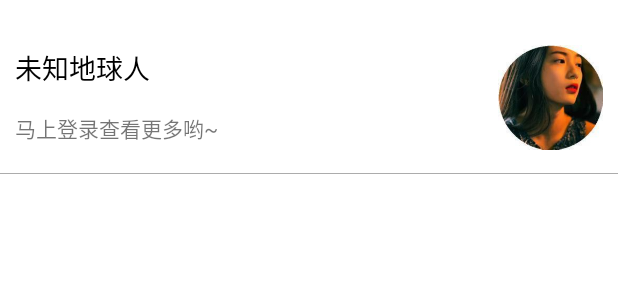
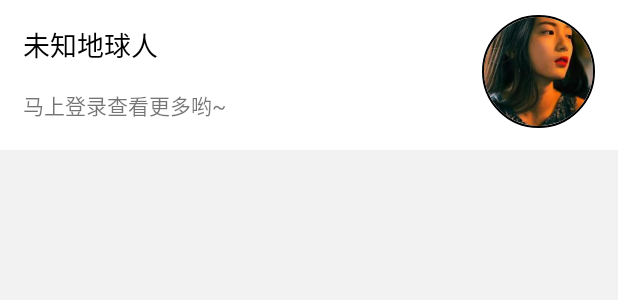
Before and after one commit to SUHONGJIN/PartTimer, an Android app: the layout fragment_my.xml on its own in the app's theme, with its tools: preview values and no code run, on a phone screen of 412 x 824 dp. Shown: the top 300 px of the screen. Run offline under Robolectric (Android 15) with nearby library versions, the phone set to English and light mode, and no system bars.

```diff
--- a/app/build.gradle
+++ b/app/build.gradle
@@ -30,6 +30,7 @@ dependencies {
     implementation 'com.squareup.okhttp3:okhttp:3.11.0'
     //图片加载框架
     implementation 'com.github.bumptech.glide:glide:3.7.0'
+    implementation 'jp.wasabeef:glide-transformations:2.0.2' //图片模糊效果
     implementation 'com.android.support:support-v4:28.0.0'
     //Recyclerview
     implementation 'com.android.support:recyclerview-v7:28.0.0'
@@ -40,5 +41,9 @@ dependencies {
     annotationProcessor 'com.jakewharton:butterknife-compiler:8.4.0'
     //轮播图
     implementation 'com.youth.banner:banner:1.4.10'
+    //设计
     implementation 'com.android.support:design:28.0.0'
+    //圆形头像
+    implementation 'de.hdodenhof:circleimageview:2.2.0'
+
 }
--- a/app/src/main/AndroidManifest.xml
+++ b/app/src/main/AndroidManifest.xml
@@ -21,7 +21,9 @@
         </activity>
         <activity android:name=".view.activity.SettingActivity" />
         <activity android:name=".view.activity.WelcomeGuideActivity" />
-        <activity android:name=".view.activity.LoginActivity" />/>
+        <activity android:name=".view.activity.LoginActivity" />
+        />
+        <activity android:name=".view.activity.UserDataActivity"></activity>
     </application>
 
 </manifest>
--- a/app/src/main/java/com/bee/parttimer/view/fragment/MyFragment.java
+++ b/app/src/main/java/com/bee/parttimer/view/fragment/MyFragment.java
@@ -1,20 +1,35 @@
 package com.bee.parttimer.view.fragment;
 
+import android.content.Intent;
 import android.os.Bundle;
 import android.support.annotation.Nullable;
 import android.support.v4.app.Fragment;
 import android.view.LayoutInflater;
 import android.view.View;
 import android.view.ViewGroup;
+import android.widget.RelativeLayout;
 
 import com.bee.parttimer.R;
+import com.bee.parttimer.view.activity.UserDataActivity;
+
+import butterknife.BindView;
+import butterknife.ButterKnife;
+import butterknife.OnClick;
 
 
 public class MyFragment extends Fragment {
+    @BindView(R.id.rl_userdata)
+    RelativeLayout rl_userdata;
+
     @Nullable
     @Override
     public View onCreateView(LayoutInflater inflater, @Nullable ViewGroup container, @Nullable Bundle savedInstanceState) {
         View view=inflater.inflate(R.layout.fragment_my,container,false);
+        ButterKnife.bind(this,view);
         return view;
     }
+    @OnClick(R.id.rl_userdata)
+    public void click(View view){
+        startActivity(new Intent(getContext(), UserDataActivity.class));
+    }
 }
--- a/app/src/main/res/layout/fragment_my.xml
+++ b/app/src/main/res/layout/fragment_my.xml
@@ -2,8 +2,9 @@
 <LinearLayout xmlns:android="http://schemas.android.com/apk/res/android"
     android:layout_width="match_parent"
     android:layout_height="match_parent"
+    xmlns:app="http://schemas.android.com/apk/res-auto"
     android:orientation="vertical"
-    android:background="#fff">
+    android:background="#f2f2f2">
     <android.support.v4.widget.NestedScrollView
         android:layout_width="match_parent"
         android:layout_height="match_parent">
@@ -11,12 +12,16 @@
             android:layout_width="match_parent"
             android:layout_height="match_parent"
             android:orientation="vertical"
-            android:paddingTop="25dp">
+            android:paddingTop="0dp">
             <RelativeLayout
+                android:id="@+id/rl_userdata"
                 android:layout_width="match_parent"
-                android:layout_height="80dp"
-                android:paddingLeft="10dp"
-                android:paddingRight="10dp"
+                android:layout_height="100dp"
+                android:paddingLeft="15dp"
+                android:paddingRight="15dp"
+                android:paddingBottom="10dp"
+                android:paddingTop="10dp"
+                android:background="@color/white"
                 android:orientation="horizontal">
                 <LinearLayout
                     android:layout_width="wrap_content"
@@ -39,20 +44,19 @@
                         android:text="马上登录查看更多哟~"/>
                 </LinearLayout>
 
-                <ImageView
-                    android:layout_width="70dp"
-                    android:layout_height="70dp"
-                    android:background="@drawable/head"
-                    android:layout_centerVertical="true"
-                    android:layout_alignParentRight="true"/>
+                <de.hdodenhof.circleimageview.CircleImageView
+                    android:layout_width="75dp"
+                    android:layout_height="75dp"
+                    android:src="@drawable/head"
+                    android:layout_alignParentRight="true"
+                    app:civ_border_color="@color/black"
+                    app:civ_border_width="1dp"/>
 
             </RelativeLayout>
             <View
                 android:layout_width="match_parent"
-                android:layout_height="0.1dp"
-                android:background="@color/gray"
-                android:layout_marginTop="10dp"
-                android:layout_marginBottom="10dp"/>
+                android:layout_height="0dp"
+                android:background="@color/gray" />
 
             <LinearLayout
                 android:layout_width="match_parent"
```
